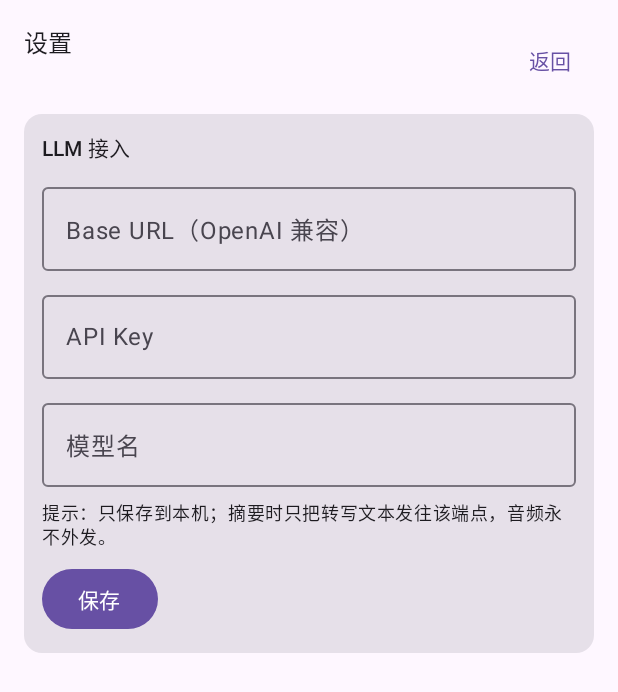
After one commit to drysaltyfish/boguan, an Android app built with Jetpack Compose: the composable SettingsScreen called with empty values, on a phone screen of 412 x 824 dp. The commit adds this screen. Shown: the top 692 px of the screen. Run offline under Robolectric (Android 15) with nearby library versions, the phone set to English and light mode, and no system bars; 1 statement that could not run was skipped.

Commit message:
feat(summary): 2-minute micro-summary scheduling with settings - AppSettings (base_url/key/model, local only); scheduler flushes window text to LLM every interval, retries by re-buffering on failure, persists to micro_summary; settings screen and live summary card

```diff
--- a/app/build.gradle.kts
+++ b/app/build.gradle.kts
@@ -46,4 +46,5 @@ dependencies {
     implementation("androidx.lifecycle:lifecycle-runtime-compose:2.10.0")
     implementation("androidx.lifecycle:lifecycle-viewmodel-ktx:2.10.0")
     implementation("org.jetbrains.kotlinx:kotlinx-coroutines-android:1.10.2")
+    implementation("org.jetbrains.kotlinx:kotlinx-serialization-json:1.13.0")
 }
--- /dev/null
+++ b/app/src/main/java/com/boguan/app/settings/SettingsScreen.kt
@@ -0,0 +1,93 @@
+package com.boguan.app.settings
+
+import androidx.compose.foundation.layout.Arrangement
+import androidx.compose.foundation.layout.Column
+import androidx.compose.foundation.layout.Row
+import androidx.compose.foundation.layout.fillMaxSize
+import androidx.compose.foundation.layout.fillMaxWidth
+import androidx.compose.foundation.layout.padding
+import androidx.compose.foundation.rememberScrollState
+import androidx.compose.foundation.verticalScroll
+import androidx.compose.material3.Button
+import androidx.compose.material3.Card
+import androidx.compose.material3.MaterialTheme
+import androidx.compose.material3.OutlinedTextField
+import androidx.compose.material3.Text
+import androidx.compose.material3.TextButton
+import androidx.compose.runtime.Composable
+import androidx.compose.runtime.getValue
+import androidx.compose.runtime.mutableStateOf
+import androidx.compose.runtime.remember
+import androidx.compose.runtime.setValue
+import androidx.compose.ui.Modifier
+import androidx.compose.ui.text.input.PasswordVisualTransformation
+import androidx.compose.ui.unit.dp
+
+/**
+ * LLM 接入设置（ADR-0003）：OpenAI 兼容协议，模型名可填任意供应商的模型。
+ * 注意：key 仅保存在本机；当前用 SharedPreferences，后续须迁到 Android Keystore（ADR-0006）。
+ */
+@Composable
+fun SettingsScreen(
+    initialBaseUrl: String,
+    initialApiKey: String,
+    initialModel: String,
+    onSave: (baseUrl: String, apiKey: String, model: String) -> Unit,
+    onBack: () -> Unit,
+) {
+    var baseUrl by remember { mutableStateOf(initialBaseUrl) }
+    var apiKey by remember { mutableStateOf(initialApiKey) }
+    var model by remember { mutableStateOf(initialModel) }
+    var savedHint by remember { mutableStateOf("") }
+
+    Column(
+        modifier = Modifier.fillMaxSize().verticalScroll(rememberScrollState()).padding(16.dp),
+        verticalArrangement = Arrangement.spacedBy(12.dp),
+    ) {
+        Row(Modifier.fillMaxWidth(), horizontalArrangement = Arrangement.SpaceBetween) {
+            Text("设置", style = MaterialTheme.typography.titleMedium)
+            TextButton(onClick = onBack) { Text("返回") }
+        }
+
+        Card(Modifier.fillMaxWidth()) {
+            Column(Modifier.padding(12.dp), verticalArrangement = Arrangement.spacedBy(8.dp)) {
+                Text("LLM 接入", style = MaterialTheme.typography.labelLarge)
+                OutlinedTextField(
+                    value = baseUrl,
+                    onValueChange = { baseUrl = it },
+                    label = { Text("Base URL（OpenAI 兼容）") },
+                    placeholder = { Text("https://api.openai.com/v1") },
+                    singleLine = true,
+                    modifier = Modifier.fillMaxWidth(),
+                )
+                OutlinedTextField(
+                    value = apiKey,
+                    onValueChange = { apiKey = it },
+                    label = { Text("API Key") },
+                    singleLine = true,
+                    visualTransformation = PasswordVisualTransformation(),
+                    modifier = Modifier.fillMaxWidth(),
+                )
+                OutlinedTextField(
+                    value = model,
+                    onValueChange = { model = it },
+                    label = { Text("模型名") },
+                    placeholder = { Text("gpt-4o-mini") },
+                    singleLine = true,
+                    modifier = Modifier.fillMaxWidth(),
+                )
+                Text(
+                    "提示：只保存到本机；摘要时只把转写文本发往该端点，音频永不外发。",
+                    style = MaterialTheme.typography.bodySmall,
+                )
+                Button(onClick = {
+                    onSave(baseUrl, apiKey, model)
+                    savedHint = "已保存，下一段摘要立即生效"
+                }) { Text("保存") }
+                if (savedHint.isNotEmpty()) {
+                    Text(savedHint, style = MaterialTheme.typography.bodySmall)
+                }
+            }
+        }
+    }
+}
```
Also changed, not shown: app/src/main/java/com/boguan/app/MainActivity.kt (+35 -6 lines), app/src/main/java/com/boguan/app/MainViewModel.kt (+14 -0 lines), app/src/main/java/com/boguan/app/recording/RecordingController.kt (+132 -0 lines), app/src/main/java/com/boguan/app/settings/AppSettings.kt (added, +57 -0 lines), core/store/src/main/kotlin/com/boguan/store/SessionRepository.kt (+42 -0 lines).
